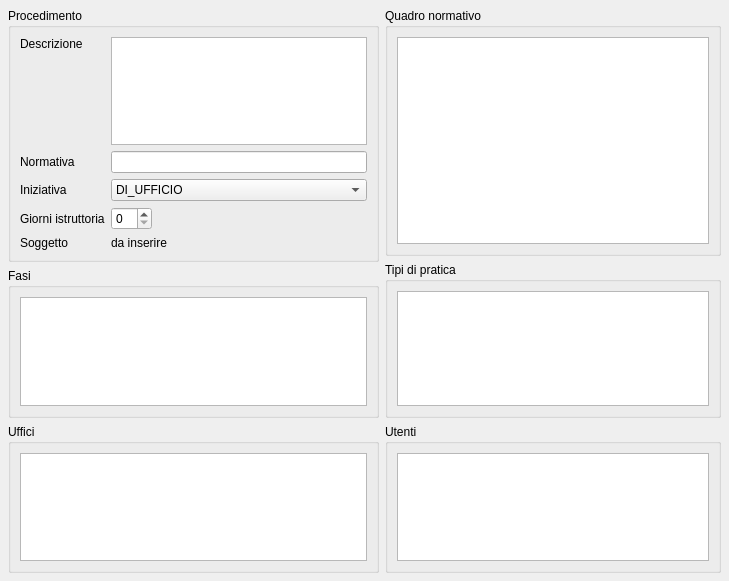
Qt form src/com/axiastudio/suite/procedimenti/forms/procedimento.ui (tizianolattisi/suitegda) before a commit.
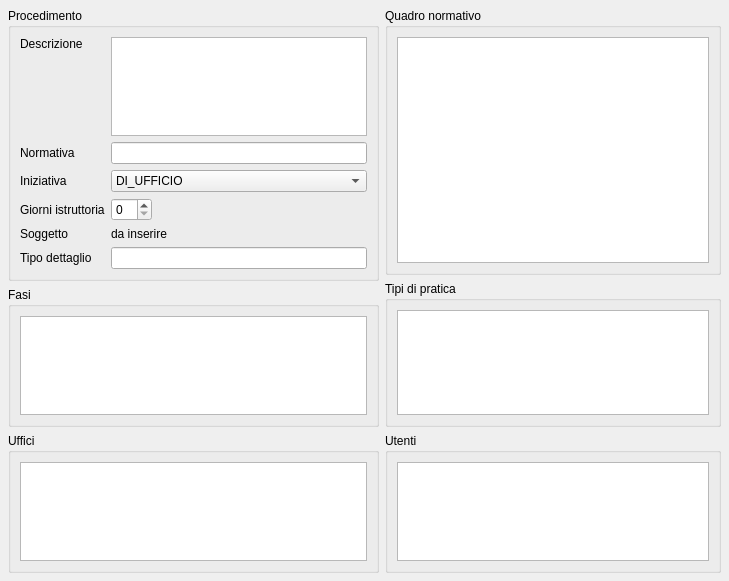
The same form after that commit. Custom widgets are drawn as their Qt base class.

Commit message: Tipo di dettaglio nel procedimento.

Patch:
```diff
--- a/src/com/axiastudio/suite/procedimenti/forms/procedimento.ui
+++ b/src/com/axiastudio/suite/procedimenti/forms/procedimento.ui
@@ -157,6 +157,20 @@
          </property>
         </widget>
        </item>
+       <item row="6" column="0">
+        <widget class="QLabel" name="label_7">
+         <property name="text">
+          <string>Tipo dettaglio</string>
+         </property>
+        </widget>
+       </item>
+       <item row="6" column="1" colspan="2">
+        <widget class="QLineEdit" name="lineEdit_2">
+         <property name="column" stdset="0">
+          <string>tipodettaglio</string>
+         </property>
+        </widget>
+       </item>
       </layout>
      </widget>
     </item>
```
The commit also changes 3 other files.
